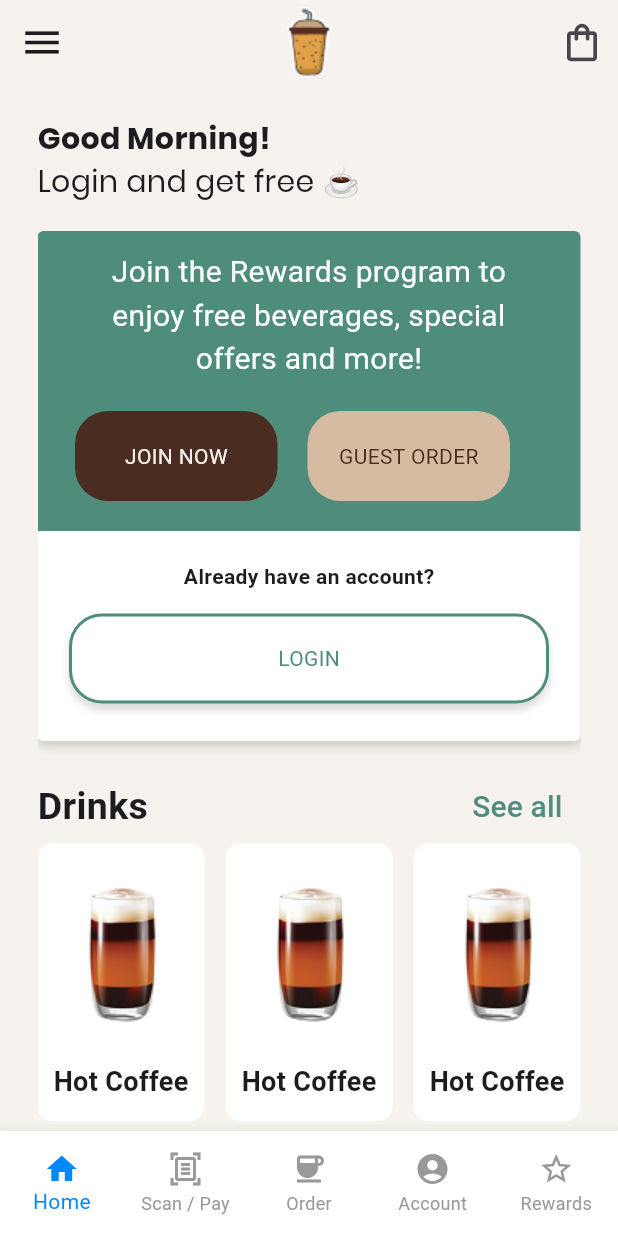
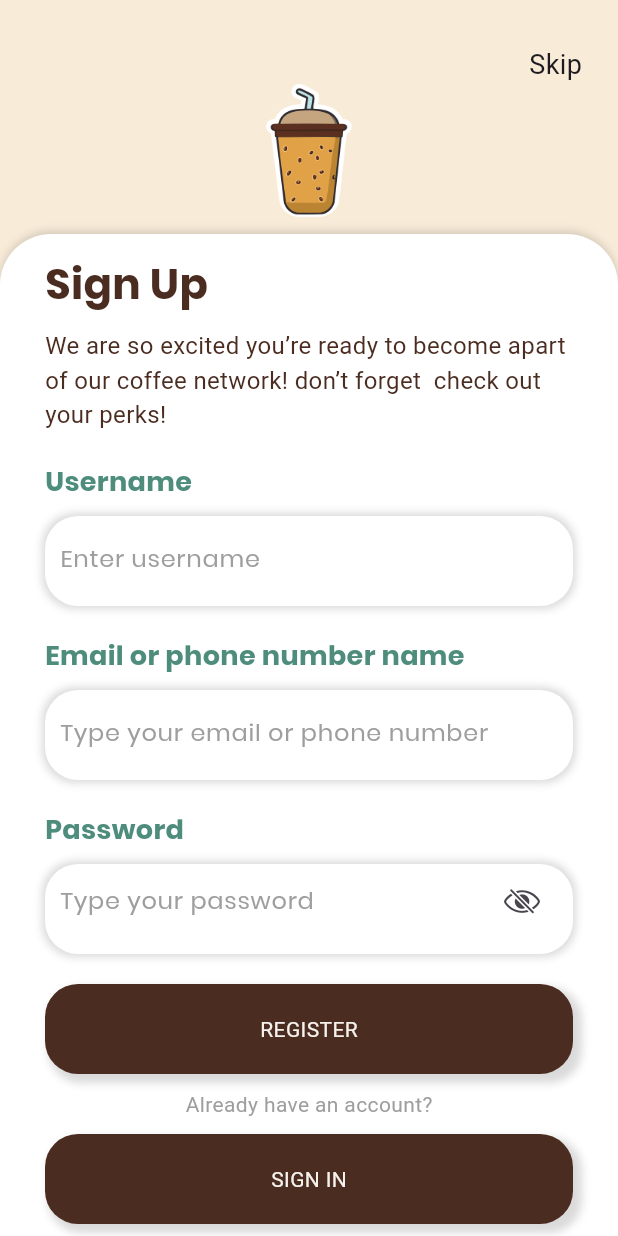
Before and after one commit to yaramegahed/coffee_app, a Flutter app: the screen it shows after launch, after a tap on "JOIN NOW", on a phone screen of 412 x 824 dp. Run offline on Flutter 3.47's test engine with Material 3 defaults, Android fonts, the phone set to English and light mode, and no system bars.

Commit message:
finish register view

```diff
--- a/lib/core/constants/app_colors.dart
+++ b/lib/core/constants/app_colors.dart
@@ -8,6 +8,7 @@ class AppColors {
   static const  beigeTextColor = Color(0xFFF6F2ED);
   static const  blueColor = Color(0xFF0088FF);
   static const  greyColor = Color(0xFF999999);
+  static const  registerBGColor = Color(0xFFF8EBD8);
   static const  shadowColor = Color(0x25000000);
 
 }
--- /dev/null
+++ b/lib/core/validator/app_validators.dart
@@ -0,0 +1,29 @@
+class AppValidators {
+  static String? userName(String? value) {
+    if (value == null || value.trim().isEmpty) return 'This field is required';
+    return null;
+  }
+
+  static String? emailOrPhone(String? value) {
+    if (value == null || value.trim().isEmpty) {
+      return 'Please enter your email or phone number';
+    }
+
+    final text = value.trim();
+
+    final emailRegex = RegExp(r'^[\w-\.]+@([\w-]+\.)+[\w-]{2,4}$');
+
+    final phoneRegex = RegExp(r'^01[0-9]{9}$');
+
+    if (!emailRegex.hasMatch(text) && !phoneRegex.hasMatch(text)) {
+      return 'Please enter a valid email or phone number';
+    }
+
+    return null;
+  }
+
+  static String? password(String? value) {
+    if (value == null || value.length < 8) return 'Too short';
+    return null;
+  }
+}
--- a/lib/features/home/widget/custom_button.dart
+++ b/lib/features/home/widget/custom_button.dart
@@ -1,23 +1,42 @@
+import 'package:coffee_app/core/constants/app_colors.dart';
 import 'package:flutter/material.dart';
 
 class CustomButton extends StatelessWidget {
+  final void Function() onTap;
   final String title;
   final Color buttonColor;
   final Color textColor;
+  final double width;
+  final bool hasShadow;
+
   const CustomButton({
-    super.key, required this.title, required this.buttonColor, required this.textColor,
+    super.key,
+    required this.title,
+    this.buttonColor = AppColors.brownButtonColor,
+    this.textColor = AppColors.primaryColor,
+    required this.onTap,
+    this.width = 135,
+    this.hasShadow = false,
   });
 
   @override
   Widget build(BuildContext context) {
     return GestureDetector(
-      onTap: () {},
+      onTap: onTap,
       child: Container(
         height: 60,
-        width: 135,
+        width: width,
         decoration: BoxDecoration(
-            color: buttonColor,
-            borderRadius: BorderRadius.circular(22)),
+          boxShadow: hasShadow
+              ? [
+                  BoxShadow(
+                    spreadRadius: 2,
+                      color: AppColors.shadowColor,
+                      blurRadius: 4,
+                      offset: Offset(4, 4))
+                ]
+              : [],
+            color: buttonColor, borderRadius: BorderRadius.circular(22)),
         child: Center(
           child: Text(
             title,
--- a/lib/features/home/widget/custom_home_order_container.dart
+++ b/lib/features/home/widget/custom_home_order_container.dart
@@ -1,3 +1,5 @@
+import 'package:coffee_app/features/register/view/register_view.dart';
+import 'package:flutter/cupertino.dart';
 import 'package:flutter/material.dart';
 import '../../../core/constants/app_colors.dart';
 import 'custom_button.dart';
@@ -34,8 +36,13 @@ class CustomHomeOrderContainer extends StatelessWidget {
                 children: [
                   CustomButton(
                     title: 'JOIN NOW',
-                    buttonColor: AppColors.brownButtonColor,
-                    textColor: AppColors.beigeTextColor,
+                    onTap: () {
+                      Navigator.push(
+                          context,
+                          CupertinoModalPopupRoute(
+                            builder: (context) => RegisterView(),
+                          ));
+                    },
                   ),
                   SizedBox(
                     width: 20,
@@ -44,6 +51,7 @@ class CustomHomeOrderContainer extends StatelessWidget {
                     title: 'GUEST ORDER',
                     buttonColor: AppColors.beigeButtonColor,
                     textColor: AppColors.brownButtonColor,
+                    onTap: () {},
                   ),
                 ],
               ),
--- /dev/null
+++ b/lib/features/register/view/register_view.dart
@@ -0,0 +1,16 @@
+import 'package:coffee_app/core/constants/app_colors.dart';
+import 'package:flutter/material.dart';
+import '../widget/register_body.dart';
+
+
+class RegisterView extends StatelessWidget {
+  const RegisterView({super.key});
+
+  @override
+  Widget build(BuildContext context) {
+    return Scaffold(
+      resizeToAvoidBottomInset: false,
+        backgroundColor: AppColors.registerBGColor,
+        body: RegisterBody());
+  }
+}
--- /dev/null
+++ b/lib/features/register/widget/custom_register_container.dart
@@ -0,0 +1,31 @@
+import 'package:flutter/material.dart';
+
+import '../../../core/constants/app_colors.dart';
+import 'custom_register_container_child.dart';
+
+class CustomRegisterContainer extends StatelessWidget {
+  const CustomRegisterContainer({
+    super.key,
+  });
+
+  @override
+  Widget build(BuildContext context) {
+    return Container(
+      padding: EdgeInsets.symmetric(horizontal: 30, vertical: 13),
+      width: double.infinity,
+      decoration: BoxDecoration(
+          boxShadow: [
+            BoxShadow(
+                color: AppColors.shadowColor,
+                blurRadius: 4,
+                offset: Offset(0, -2))
+          ],
+          color: Colors.white,
+          borderRadius: BorderRadius.only(
+            topLeft: Radius.circular(34),
+            topRight: Radius.circular(34),
+          )),
+      child: CustomRegisterContainerChild(),
+    );
+  }
+}
--- /dev/null
+++ b/lib/features/register/widget/custom_register_container_child.dart
@@ -0,0 +1,83 @@
+import 'package:coffee_app/core/validator/app_validators.dart';
+import 'package:coffee_app/features/register/widget/text_form_field_title.dart';
+import 'package:flutter/material.dart';
+
+import '../../../core/constants/app_colors.dart';
+import '../../home/widget/custom_button.dart';
+import 'custom_text_field.dart';
+
+class CustomRegisterContainerChild extends StatelessWidget {
+  const CustomRegisterContainerChild({
+    super.key,
+  });
+
+  @override
+  Widget build(BuildContext context) {
+    return Column(
+      crossAxisAlignment: CrossAxisAlignment.start,
+      children: [
+        Text(
+          "Sign Up",
+          style: TextStyle(
+              fontSize: 28,
+              fontWeight: FontWeight.bold,
+              fontFamily: "Poppins",
+              color: AppColors.brownButtonColor),
+        ),
+        SizedBox(
+          height: 10,
+        ),
+        Text(
+          "We are so excited you’re ready to become apart of our coffee network! don’t forget  check out your perks!",
+          style: TextStyle(fontSize: 16, color: AppColors.brownButtonColor),
+        ),
+        TextFormFieldTitle(
+          title: "Username",
+        ),
+        CustomTextField(
+          validator: (value) => AppValidators.userName(value),
+          hintText: 'Enter username',
+        ),
+        TextFormFieldTitle(
+          title: "Email or phone number name",
+        ),
+        CustomTextField(
+          validator: (value) => AppValidators.emailOrPhone(value),
+          hintText: 'Type your email or phone number',
+        ),
+        TextFormFieldTitle(
+          title: "Password",
+        ),
+        CustomTextField(
+          validator: (value) => AppValidators.password(value),
+          isPassword: true,
+          hintText: 'Type your password',
+        ),
+        SizedBox(
+          height: 20,
+        ),
+        CustomButton(
+          hasShadow: true,
+          title: "REGISTER",
+          onTap: () {},
+          width: double.infinity,
+        ),
+        Padding(
+          padding: const EdgeInsets.symmetric(vertical: 10.0),
+          child: Center(
+            child: Text(
+              "Already have an account?",
+              style: TextStyle(color: Colors.grey),
+            ),
+          ),
+        ),
+        CustomButton(
+          hasShadow: true,
+          title: "SIGN IN",
+          onTap: () {},
+          width: double.infinity,
+        ),
+      ],
+    );
+  }
+}
--- /dev/null
+++ b/lib/features/register/widget/custom_text_field.dart
@@ -0,0 +1,70 @@
+import 'package:flutter/cupertino.dart';
+import 'package:flutter/material.dart';
+
+import '../../../core/constants/app_colors.dart';
+
+class CustomTextField extends StatefulWidget {
+  const CustomTextField({
+    super.key,
+    this.onChanged,
+    this.controller,
+    required this.hintText,
+    this.isPassword = false, this.validator,
+  });
+
+  final void Function(String?)? onChanged;
+  final TextEditingController? controller;
+  final String hintText;
+  final bool isPassword;
+  final String? Function(String?)? validator;
+
+  @override
+  State<CustomTextField> createState() => _CustomTextFieldState();
+}
+
+class _CustomTextFieldState extends State<CustomTextField> {
+  bool obscureText = true;
+
+  @override
+  Widget build(BuildContext context) {
+    return Container(
+      padding: EdgeInsets.symmetric(horizontal: 10),
+      height: 60,
+      decoration: BoxDecoration(
+        borderRadius: BorderRadius.circular(22),
+        color: Colors.white,
+        boxShadow: [
+          BoxShadow(
+              color: AppColors.shadowColor,
+              blurRadius: 4,
+              offset: Offset(0, 0),
+              spreadRadius: 2)
+        ],
+      ),
+      child: TextFormField(
+          obscureText: widget.isPassword ? obscureText : false,
+          style: TextStyle(
+              color: Colors.black,
+              fontWeight: FontWeight.w500,
+              fontSize: 16,
+              fontFamily: "Poppins"),
+          textAlignVertical: TextAlignVertical.center,
+          controller: widget.controller,
+          onChanged: widget.onChanged,
+          validator: widget.validator,
+          decoration: InputDecoration(
+            suffixIcon: widget.isPassword ? IconButton(onPressed: () {
+              setState(() {
+                obscureText = !obscureText;
+              });
+            },
+                icon: Icon(
+                    obscureText ? CupertinoIcons.eye_slash : CupertinoIcons
+                        .eye)) : null,
+            border: InputBorder.none,
+            hintText: widget.hintText,
+            hintStyle: TextStyle(color: Colors.grey),
+          )),
+    );
+  }
+}
--- /dev/null
+++ b/lib/features/register/widget/register_body.dart
@@ -0,0 +1,41 @@
+import 'package:flutter/material.dart';
+import 'custom_register_container.dart';
+
+class RegisterBody extends StatelessWidget {
+  const RegisterBody({
+    super.key,
+  });
+
+  @override
+  Widget build(BuildContext context) {
+    return SingleChildScrollView(
+      child: Column(
+        children: [
+          SizedBox(
+            height: 30,
+          ),
+          Padding(
+            padding: const EdgeInsets.only(right: 24.0),
+            child: Row(
+              mainAxisAlignment: MainAxisAlignment.end,
+              children: [
+                Text(
+                  "Skip",
+                  style: TextStyle(fontSize: 18),
+                ),
+              ],
+            ),
+          ),
+          Image.asset(
+            "assets/images/CoffeeShot logo.png",
+            height: 90,
+          ),
+          SizedBox(
+            height: 10,
+          ),
+          CustomRegisterContainer()
+        ],
+      ),
+    );
+  }
+}
--- /dev/null
+++ b/lib/features/register/widget/text_form_field_title.dart
@@ -0,0 +1,25 @@
+import 'package:flutter/material.dart';
+
+import '../../../core/constants/app_colors.dart';
+
+class TextFormFieldTitle extends StatelessWidget {
+  final String title;
+  const TextFormFieldTitle({
+    super.key, required this.title,
+  });
+
+  @override
+  Widget build(BuildContext context) {
+    return Padding(
+      padding: const EdgeInsets.only(top: 20.0,bottom: 10),
+      child: Text(
+        title,
+        style: TextStyle(
+            color: AppColors.freshMintColor,
+            fontSize: 18,
+            fontFamily: "Poppins",
+            fontWeight: FontWeight.w600),
+      ),
+    );
+  }
+}
```
Also changed, not shown: assets/images/CoffeeShot logo.png.
